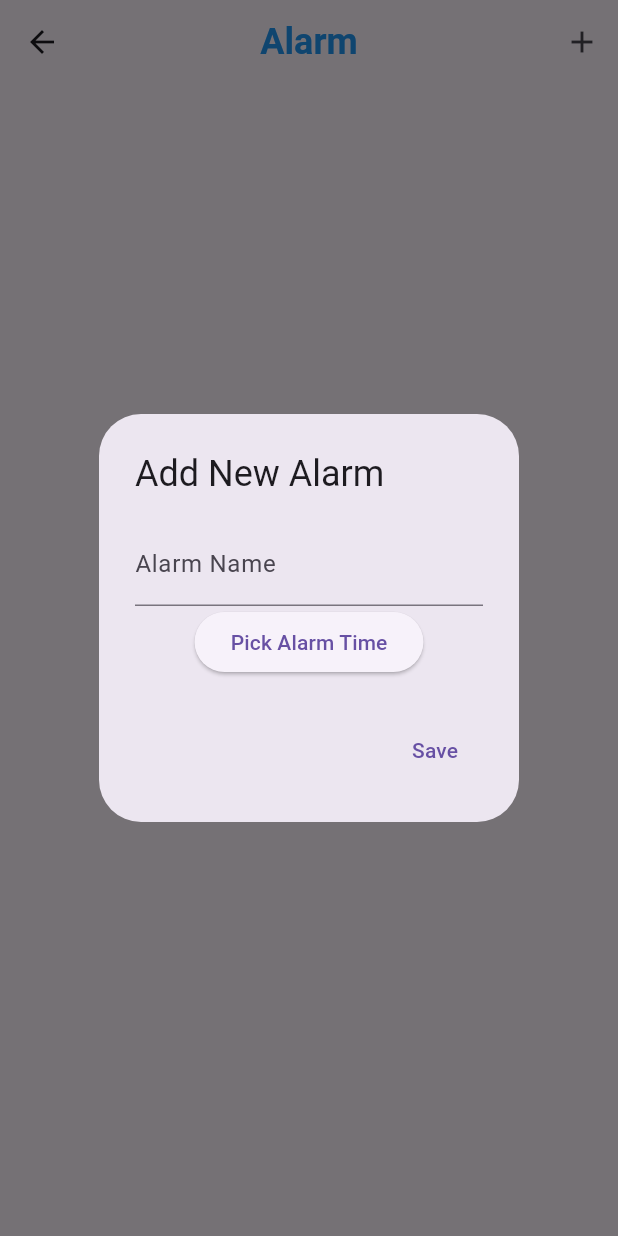
After one commit to samuelezranas/flutter-clock-app, a Flutter app: the AlarmPage screen opened directly, after a tap on the "add" icon, on a phone screen of 412 x 824 dp. The commit adds this screen. Run offline on Flutter 3.47's test engine with Material 3 defaults, Android fonts, the phone set to English and light mode, and no system bars; our stand-ins replace audioplayers, sqflite, stop_watch_timer; missing offline and left inert: flutter_vibrate; accounts and stored records are empty.

Commit message:
fix the alarm page (#1)
set the alarm logic

```diff
--- /dev/null
+++ b/lib/helper/alarm_database.dart
@@ -0,0 +1,72 @@
+import 'package:sqflite/sqflite.dart';
+import 'package:path/path.dart';
+
+class AlarmDatabaseHelper {
+  static final AlarmDatabaseHelper _instance = AlarmDatabaseHelper._internal();
+  static Database? _database;
+
+  factory AlarmDatabaseHelper() {
+    return _instance;
+  }
+
+  AlarmDatabaseHelper._internal();
+
+  Future<Database> get database async {
+    if (_database != null) {
+      return _database!;
+    }
+    _database = await _initDatabase();
+    return _database!;
+  }
+
+  Future<Database> _initDatabase() async {
+    String path = join(await getDatabasesPath(), 'alarm.db');
+    return await openDatabase(
+      path,
+      version: 1,
+      onCreate: (db, version) async {
+        await db.execute('''
+          CREATE TABLE alarms (
+            id INTEGER PRIMARY KEY AUTOINCREMENT,
+            name TEXT,
+            time TEXT,
+            isActive INTEGER
+          )
+        ''');
+      },
+    );
+  }
+
+  // Insert new alarm
+  Future<int> insertAlarm(Map<String, dynamic> alarm) async {
+    final db = await database;
+    return await db.insert('alarms', alarm);
+  }
+
+  // Get all alarms
+  Future<List<Map<String, dynamic>>> getAlarms() async {
+    final db = await database;
+    return await db.query('alarms');
+  }
+
+  // Update alarm status (active/inactive)
+  Future<int> updateAlarmStatus(int id, int isActive) async {
+    final db = await database;
+    return await db.update(
+      'alarms',
+      {'isActive': isActive},
+      where: 'id = ?',
+      whereArgs: [id],
+    );
+  }
+
+  // Delete alarm
+  Future<int> deleteAlarm(int id) async {
+    final db = await database;
+    return await db.delete(
+      'alarms',
+      where: 'id = ?',
+      whereArgs: [id],
+    );
+  }
+}
--- a/lib/main.dart
+++ b/lib/main.dart
@@ -1,5 +1,5 @@
 import 'package:flutter/material.dart';
-import 'package:flutter_clock_app/pages/history.dart';
+import 'package:flutter_clock_app/pages/alarm_page.dart';
 import 'package:flutter_clock_app/pages/stopwatch_page.dart';
 import 'package:flutter_clock_app/pages/timer_page.dart';
 import 'package:flutter_clock_app/widget/bottom_navbar.dart';
@@ -38,7 +38,7 @@
   final List<Widget> _pages = [
     const StopwatchPage(),
     const TimerPage(),
-    const HistoryPage(),
+    AlarmPage(),
   ];
 
   void _onItemTapped(int index) {
--- /dev/null
+++ b/lib/pages/alarm_page.dart
@@ -0,0 +1,171 @@
+import 'package:flutter/material.dart';
+import 'package:audioplayers/audioplayers.dart';
+import 'package:flutter_clock_app/helper/alarm_database.dart';
+import 'package:flutter_vibrate/flutter_vibrate.dart';
+
+class AlarmPage extends StatefulWidget {
+  @override
+  _AlarmPageState createState() => _AlarmPageState();
+}
+
+class _AlarmPageState extends State<AlarmPage> {
+  final AlarmDatabaseHelper _dbHelper = AlarmDatabaseHelper();
+  List<Map<String, dynamic>> _alarms = [];
+
+  @override
+  void initState() {
+    super.initState();
+    _loadAlarms();
+  }
+
+  Future<void> _loadAlarms() async {
+    List<Map<String, dynamic>> alarms = await _dbHelper.getAlarms();
+    setState(() {
+      _alarms = alarms;
+    });
+  }
+
+  Future<void> _saveAlarm(String name, String time) async {
+    Map<String, dynamic> alarm = {
+      'name': name,
+      'time': time,
+      'isActive': 1, // Default active
+    };
+    await _dbHelper.insertAlarm(alarm);
+    _loadAlarms(); // Reload alarms after saving
+  }
+
+  Future<void> _toggleAlarmStatus(int id, bool isActive) async {
+    await _dbHelper.updateAlarmStatus(id, isActive ? 1 : 0);
+    _loadAlarms();
+  }
+
+  Future<void> _deleteAlarm(int id) async {
+    await _dbHelper.deleteAlarm(id);
+    _loadAlarms();
+  }
+
+  void _onAlarmTrigger(String time) async {
+  // Play alarm sound
+  AudioPlayer player = AudioPlayer();
+  await player.play(AssetSource('audio/alarm.mp3'));
+
+  // Vibrate phone (will stop automatically after a short burst)
+  if (await Vibrate.canVibrate) {
+    Vibrate.vibrate();
+  }
+
+  // Show snackbar with OK button
+  ScaffoldMessenger.of(context).showSnackBar(
+    SnackBar(
+      content: Text('Alarm pada $time telah berbunyi!'),
+      action: SnackBarAction(
+        label: 'Okay',
+        onPressed: () {
+          player.stop(); // Stop sound
+          // No need to cancel vibration as it will stop automatically
+        },
+      ),
+    ),
+  );
+}
+
+  Future<void> _showAddAlarmDialog() async {
+    String? alarmName;
+    TimeOfDay? selectedTime;
+
+    await showDialog(
+      context: context,
+      builder: (context) {
+        return AlertDialog(
+          title: Text('Add New Alarm'),
+          content: Column(
+            mainAxisSize: MainAxisSize.min,
+            children: [
+              TextField(
+                decoration: InputDecoration(labelText: 'Alarm Name'),
+                onChanged: (value) {
+                  alarmName = value;
+                },
+              ),
+              ElevatedButton(
+                onPressed: () async {
+                  selectedTime = await showTimePicker(
+                    context: context,
+                    initialTime: TimeOfDay.now(),
+                  );
+                  Navigator.of(context).pop();
+                },
+                child: Text('Pick Alarm Time'),
+              ),
+            ],
+          ),
+          actions: [
+            TextButton(
+              onPressed: () {
+                if (alarmName != null && selectedTime != null) {
+                  final time = selectedTime!.format(context);
+                  _saveAlarm(alarmName!, time);
+                }
+                Navigator.of(context).pop();
+              },
+              child: Text('Save'),
+            ),
+          ],
+        );
+      },
+    );
+  }
+
+  @override
+  Widget build(BuildContext context) {
+    return Scaffold(
+      appBar: AppBar(
+        title: const Text(
+          'Alarm',
+          style: TextStyle(
+            color: Colors.blue,
+            fontSize: 24,
+            fontWeight: FontWeight.bold
+          ),
+        ),
+        elevation: 0.0,
+        centerTitle: true,
+        actions: [
+          IconButton(
+            icon: Icon(Icons.add),
+            onPressed: _showAddAlarmDialog,
+          ),
+        ],
+      ),
+      body: ListView.builder(
+        itemCount: _alarms.length,
+        itemBuilder: (context, index) {
+          final alarm = _alarms[index];
+          final isActive = alarm['isActive'] == 1;
+          return ListTile(
+            title: Text(alarm['name']),
+            subtitle: Text('Waktu: ${alarm['time']}'),
+            trailing: Row(
+              mainAxisSize: MainAxisSize.min,
+              children: [
+                Switch(
+                  value: isActive,
+                  onChanged: (value) {
+                    _toggleAlarmStatus(alarm['id'], value);
+                  },
+                ),
+                IconButton(
+                  icon: Icon(Icons.delete),
+                  onPressed: () {
+                    _deleteAlarm(alarm['id']);
+                  },
+                ),
+              ],
+            ),
+          );
+        },
+      ),
+    );
+  }
+}
--- a/lib/widget/bottom_navbar.dart
+++ b/lib/widget/bottom_navbar.dart
@@ -26,8 +26,8 @@
           label: 'Timer',
         ),
         BottomNavigationBarItem(
-          icon: Icon(Icons.history),
-          label: 'History',
+          icon: Icon(Icons.alarm),
+          label: 'Alarm',
         ),
       ],
     );
--- a/pubspec.yaml
+++ b/pubspec.yaml
@@ -54,6 +54,8 @@
 
   fluttertoast: ^8.2.4
 
+  flutter_vibrate: ^1.3.0
+
 dev_dependencies:
   flutter_test:
     sdk: flutter
```
Also changed, not shown: pubspec.lock.
